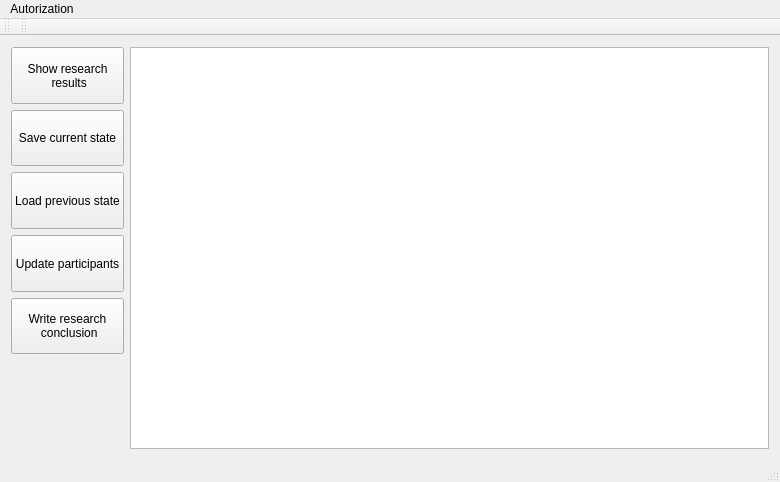
Zasimovich5382/ETU-OOT-Sociometry, file mainwindow.ui: the form before one commit.
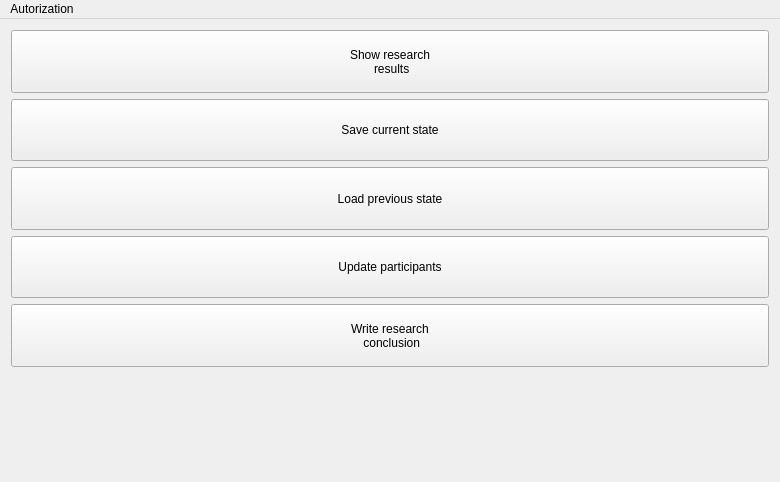
The form after the commit.

Patch:
```diff
--- a/mainwindow.ui
+++ b/mainwindow.ui
@@ -105,31 +105,8 @@
       </item>
      </layout>
     </item>
-    <item>
-     <widget class="QGraphicsView" name="graphicsView"/>
-    </item>
    </layout>
   </widget>
-  <widget class="QToolBar" name="mainToolBar">
-   <attribute name="toolBarArea">
-    <enum>TopToolBarArea</enum>
-   </attribute>
-   <attribute name="toolBarBreak">
-    <bool>false</bool>
-   </attribute>
-  </widget>
-  <widget class="QStatusBar" name="statusBar"/>
-  <widget class="QToolBar" name="toolBar">
-   <property name="windowTitle">
-    <string>toolBar</string>
-   </property>
-   <attribute name="toolBarArea">
-    <enum>TopToolBarArea</enum>
-   </attribute>
-   <attribute name="toolBarBreak">
-    <bool>false</bool>
-   </attribute>
-  </widget>
   <widget class="QMenuBar" name="menuBar">
    <property name="geometry">
     <rect>
```
